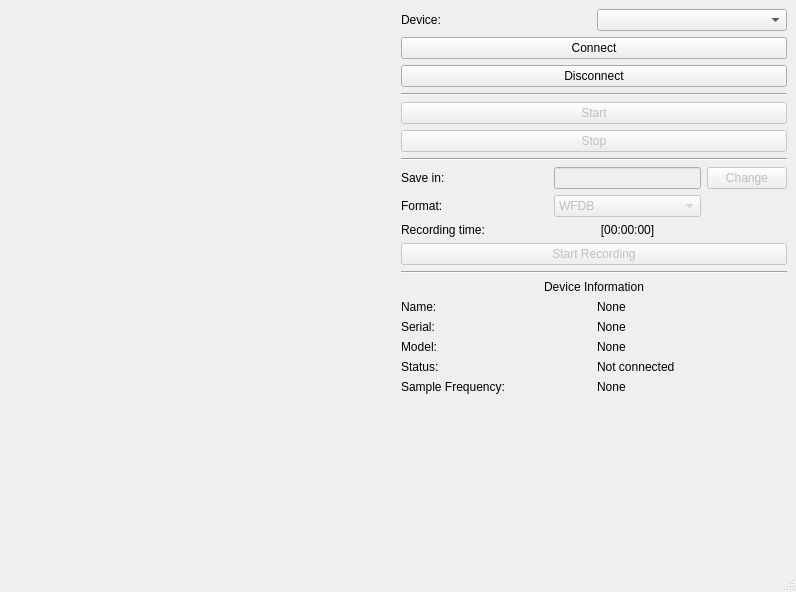
First picture: the form in ui/main_window.ui, repository mcsltd/mcs-inRat-monitor, before the edit.
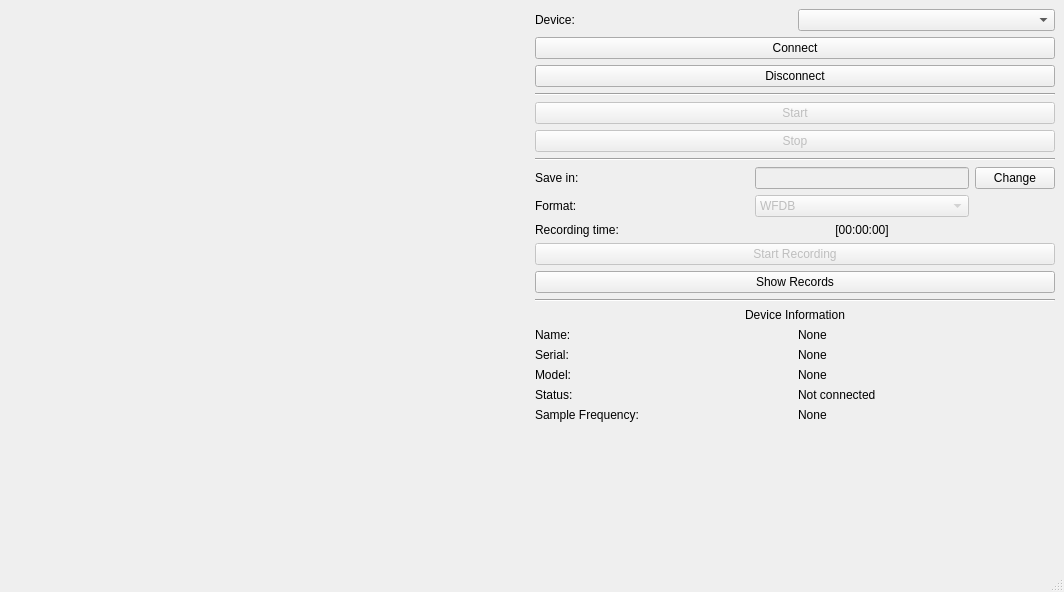
Second picture: the form after the edit. Custom widgets are drawn as their Qt base class.

Commit message: storage: add button for show save dir

What changed in the file:
```diff
--- a/ui/main_window.ui
+++ b/ui/main_window.ui
@@ -6,7 +6,7 @@
    <rect>
     <x>0</x>
     <y>0</y>
-    <width>796</width>
+    <width>1064</width>
     <height>592</height>
    </rect>
   </property>
@@ -156,7 +156,7 @@
           <item row="0" column="2">
            <widget class="QPushButton" name="pushButtonSelectDirSave">
             <property name="enabled">
-             <bool>false</bool>
+             <bool>true</bool>
             </property>
             <property name="sizePolicy">
              <sizepolicy hsizetype="Fixed" vsizetype="Minimum">
@@ -189,6 +189,16 @@
         </property>
        </widget>
       </item>
+      <item>
+       <widget class="QPushButton" name="pushButtonShowRecords">
+        <property name="enabled">
+         <bool>true</bool>
+        </property>
+        <property name="text">
+         <string>Show Records</string>
+        </property>
+       </widget>
+      </item>
       <item>
        <widget class="Line" name="line_2">
         <property name="orientation">
```
Left out of the diff: 2 changed lines with no effect on the pictures. The commit also changes 4 other files.
